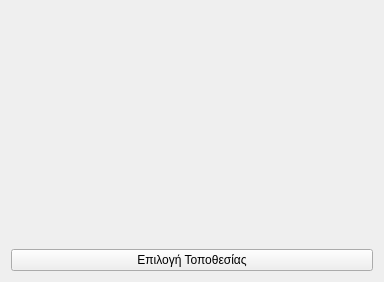
First picture: the form in src/ui/report-issue-screen-1.ui, repository Elite-Build-Team/move-around, before the edit.
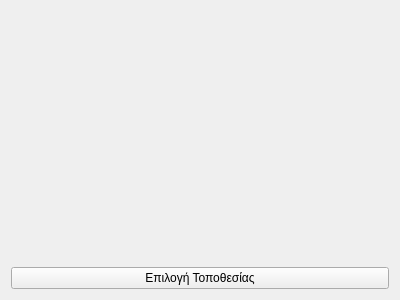
Second picture: the form after the edit.

Commit message: Update screens naming format

Patch:
```diff
--- a/src/ui/report-issue-screen-1.ui
+++ b/src/ui/report-issue-screen-1.ui
@@ -6,8 +6,8 @@
    <rect>
     <x>0</x>
     <y>0</y>
-    <width>384</width>
-    <height>282</height>
+    <width>400</width>
+    <height>300</height>
    </rect>
   </property>
   <property name="windowTitle">
```
Left out of the diff: 4 changed lines with no effect on the pictures. The commit also changes 4 other files.
